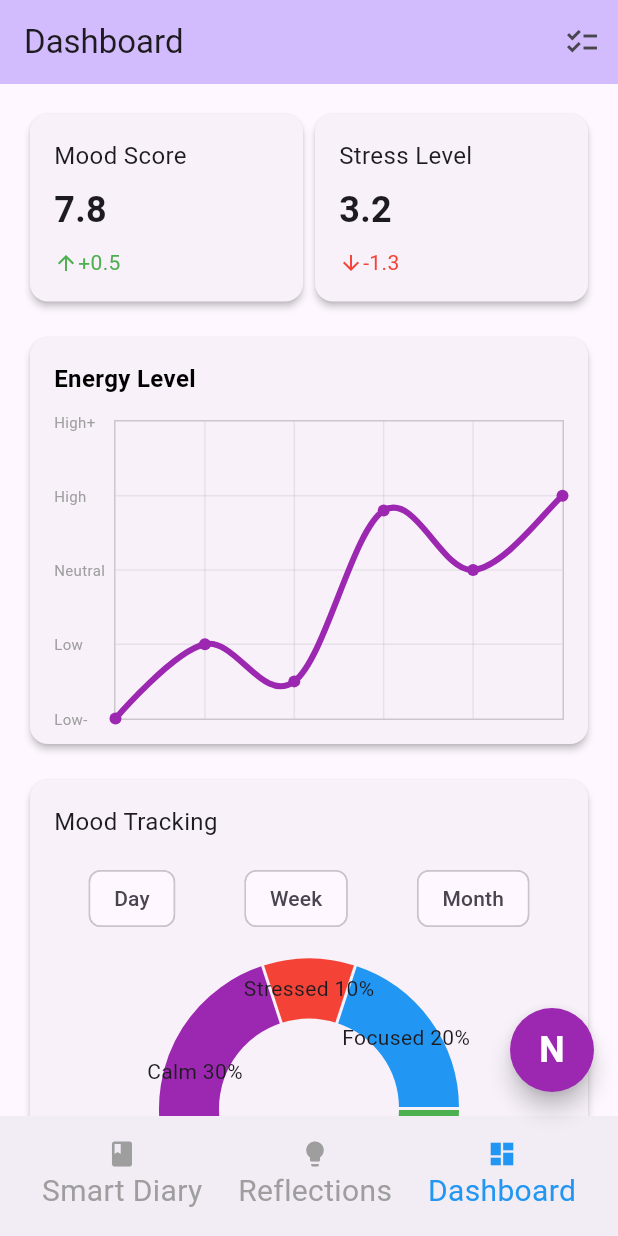
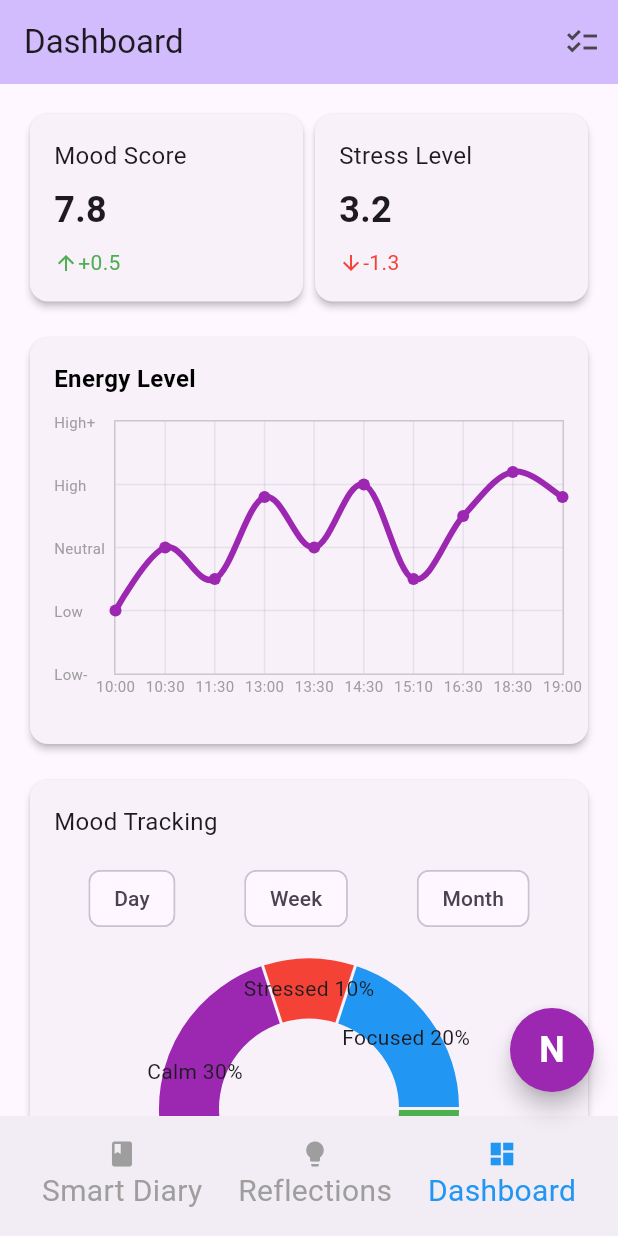
Before and after one commit to Nirva-AI/nirva_app, a Flutter app: the screen it shows after launch, item 3 of the bottom bar chosen, on a phone screen of 412 x 824 dp. Run offline on Flutter 3.47's test engine with Material 3 defaults, Android fonts, the phone set to English and light mode, and no system bars; drawn by our look-alikes of fl_chart.

Commit message:
调整水平时间刻度。

```diff
--- a/lib/energy_level_chart.dart
+++ b/lib/energy_level_chart.dart
@@ -29,6 +29,8 @@ class EnergyLevelChart extends StatelessWidget {
                 LineChartData(
                   minY: 0, // 设置 Y 轴的最小值
                   maxY: 4, // 设置 Y 轴的最大值
+                  minX: 0, // 设置 X 轴的最小值
+                  maxX: 9, // 设置 X 轴的最大值（对应 9 个时间点）
                   gridData: FlGridData(
                     show: true,
                     drawVerticalLine: true,
@@ -106,7 +108,96 @@ class EnergyLevelChart extends StatelessWidget {
                     ),
                     bottomTitles: AxisTitles(
                       sideTitles: SideTitles(
-                        showTitles: false, // 隐藏底部的数字刻度
+                        showTitles: true, // 显示底部的时间序列
+                        reservedSize: 30,
+                        interval: 1,
+                        getTitlesWidget: (value, meta) {
+                          // 根据 X 值映射时间标签
+                          switch (value.toInt()) {
+                            case 0:
+                              return const Text(
+                                '10:00',
+                                style: TextStyle(
+                                  color: Colors.grey,
+                                  fontSize: 10,
+                                ),
+                              );
+                            case 1:
+                              return const Text(
+                                '10:30',
+                                style: TextStyle(
+                                  color: Colors.grey,
+                                  fontSize: 10,
+                                ),
+                              );
+                            case 2:
+                              return const Text(
+                                '11:30',
+                                style: TextStyle(
+                                  color: Colors.grey,
+                                  fontSize: 10,
+                                ),
+                              );
+                            case 3:
+                              return const Text(
+                                '13:00',
+                                style: TextStyle(
+                                  color: Colors.grey,
+                                  fontSize: 10,
+                                ),
+                              );
+                            case 4:
+                              return const Text(
+                                '13:30',
+                                style: TextStyle(
+                                  color: Colors.grey,
+                                  fontSize: 10,
+                                ),
+                              );
+                            case 5:
+                              return const Text(
+                                '14:30',
+                                style: TextStyle(
+                                  color: Colors.grey,
+                                  fontSize: 10,
+                                ),
+                              );
+                            case 6:
+                              return const Text(
+                                '15:10',
+                                style: TextStyle(
+                                  color: Colors.grey,
+                                  fontSize: 10,
+                                ),
+                              );
+                            case 7:
+                              return const Text(
+                                '16:30',
+                                style: TextStyle(
+                                  color: Colors.grey,
+                                  fontSize: 10,
+                                ),
+                              );
+                            case 8:
+                              return const Text(
+                                '18:30',
+                                style: TextStyle(
+                                  color: Colors.grey,
+                                  fontSize: 10,
+                                ),
+                              );
+                            case 9:
+                              return const Text(
+                                '19:00',
+                                style: TextStyle(
+                                  color: Colors.grey,
+                                  fontSize: 10,
+                                ),
+                              );
+                            default:
+                              return const SizedBox.shrink();
+                          }
+                        },
                       ),
                     ),
                     topTitles: AxisTitles(
@@ -130,12 +221,16 @@ class EnergyLevelChart extends StatelessWidget {
                   lineBarsData: [
                     LineChartBarData(
                       spots: [
-                        FlSpot(0, 0), // 修改为从 0 开始
-                        FlSpot(1, 1),
-                        FlSpot(2, 0.5),
-                        FlSpot(3, 2.8),
-                        FlSpot(4, 2),
-                        FlSpot(5, 3),
+                        FlSpot(0, 1), // 对应 10:00
+                        FlSpot(1, 2), // 对应 10:30
+                        FlSpot(2, 1.5), // 对应 11:30
+                        FlSpot(3, 2.8), // 对应 13:00
+                        FlSpot(4, 2), // 对应 13:30
+                        FlSpot(5, 3), // 对应 14:30
+                        FlSpot(6, 1.5), // 对应 15:10
+                        FlSpot(7, 2.5), // 对应 16:30
+                        FlSpot(8, 3.2), // 对应 18:30
+                        FlSpot(9, 2.8), // 对应 19:00
                       ],
                       isCurved: true,
                       color: Colors.purple,
```
